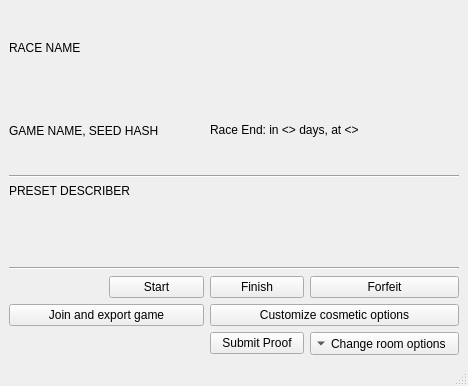
First picture: the form in randovania/gui/ui_files/async_race_room_window.ui, repository randovania/randovania, before the edit.
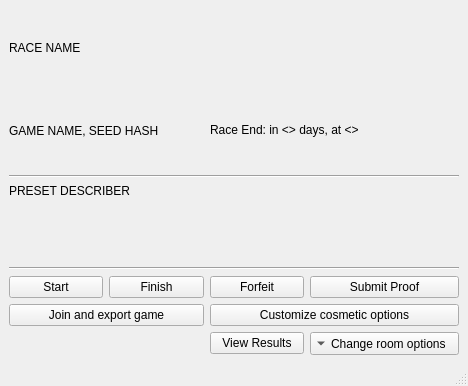
Second picture: the form after the edit.

```diff
--- a/randovania/gui/ui_files/async_race_room_window.ui
+++ b/randovania/gui/ui_files/async_race_room_window.ui
@@ -22,13 +22,6 @@
       </property>
      </widget>
     </item>
-    <item row="5" column="2">
-     <widget class="QPushButton" name="finish_button">
-      <property name="text">
-       <string>Finish</string>
-      </property>
-     </widget>
-    </item>
     <item row="1" column="2" colspan="2">
      <widget class="QLabel" name="start_end_date_label">
       <property name="text">
@@ -36,13 +29,6 @@
       </property>
      </widget>
     </item>
-    <item row="5" column="1">
-     <widget class="QPushButton" name="start_button">
-      <property name="text">
-       <string>Start</string>
-      </property>
-     </widget>
-    </item>
     <item row="2" column="0" colspan="4">
      <widget class="Line" name="layout_description_line">
       <property name="orientation">
@@ -57,13 +43,6 @@
       </property>
      </widget>
     </item>
-    <item row="7" column="2">
-     <widget class="QPushButton" name="submit_proof_button">
-      <property name="text">
-       <string>Submit Proof</string>
-      </property>
-     </widget>
-    </item>
     <item row="6" column="2" colspan="2">
      <widget class="QPushButton" name="customize_cosmetic_button">
       <property name="text">
@@ -71,13 +50,6 @@
       </property>
      </widget>
     </item>
-    <item row="5" column="3">
-     <widget class="QPushButton" name="forfeit_button">
-      <property name="text">
-       <string>Forfeit</string>
-      </property>
-     </widget>
-    </item>
     <item row="1" column="0" colspan="2">
      <widget class="QLabel" name="game_details_label">
       <property name="text">
@@ -134,6 +106,41 @@
       </property>
      </widget>
     </item>
+    <item row="5" column="0">
+     <widget class="QPushButton" name="start_button">
+      <property name="text">
+       <string>Start</string>
+      </property>
+     </widget>
+    </item>
+    <item row="5" column="1">
+     <widget class="QPushButton" name="finish_button">
+      <property name="text">
+       <string>Finish</string>
+      </property>
+     </widget>
+    </item>
+    <item row="5" column="2">
+     <widget class="QPushButton" name="forfeit_button">
+      <property name="text">
+       <string>Forfeit</string>
+      </property>
+     </widget>
+    </item>
+    <item row="5" column="3">
+     <widget class="QPushButton" name="submit_proof_button">
+      <property name="text">
+       <string>Submit Proof</string>
+      </property>
+     </widget>
+    </item>
+    <item row="7" column="2">
+     <widget class="QPushButton" name="view_results_button">
+      <property name="text">
+       <string>View Results</string>
+      </property>
+     </widget>
+    </item>
    </layout>
   </widget>
   <widget class="QMenuBar" name="menubar">
```
